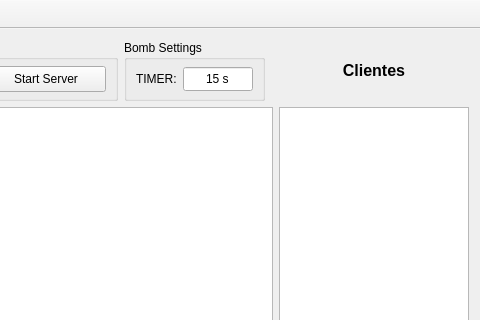
The window that src/Server/mainwindow.ui (killersmath/Qt-Client-Server-Bomb-Solver) describes before a commit, drawn with Qt 5; both pictures show x 370 to 850 and y 0 to 320 of the 850 by 600 pixel window.
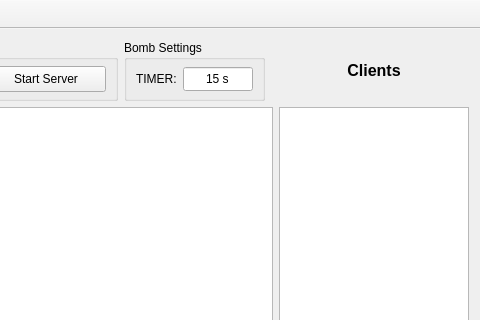
The same window after the commit.

Patch:
```diff
--- a/src/Server/mainwindow.ui
+++ b/src/Server/mainwindow.ui
@@ -251,7 +251,7 @@
        </font>
       </property>
       <property name="text">
-       <string>Clientes</string>
+       <string>Clients</string>
       </property>
       <property name="alignment">
        <set>Qt::AlignCenter</set>
```
